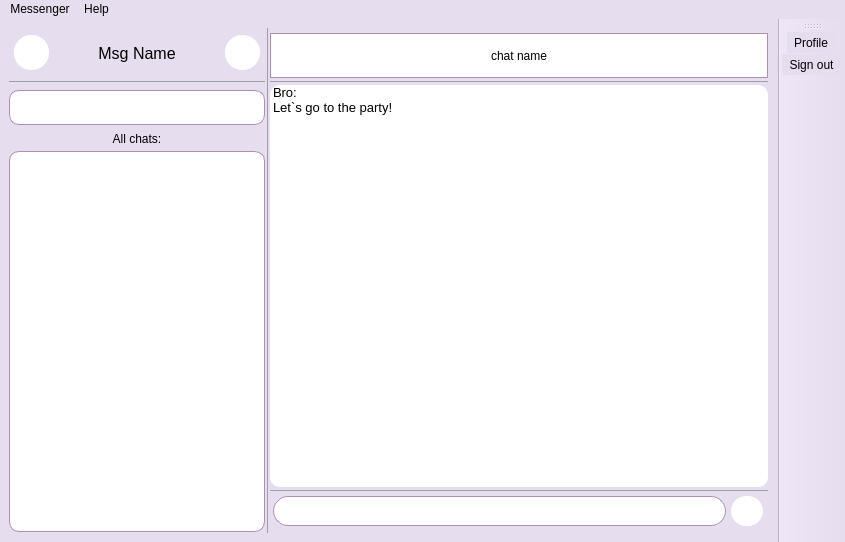
Above: messenger/mainwindow.ui from ita-social-projects/HTTP_Messenger_Client before the change. Below: the same form after it.
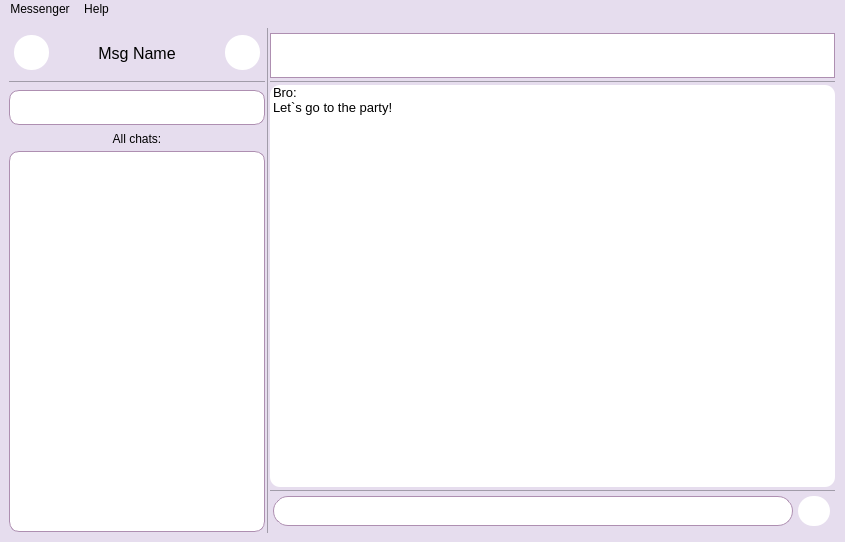
That is the form after the change. Icons and pictures are not drawn.

Commit message: Revert "Chat info"

```diff
--- a/messenger/mainwindow.ui
+++ b/messenger/mainwindow.ui
@@ -358,7 +358,7 @@
 border-color: rgb(174, 143, 177);</string>
              </property>
              <property name="text">
-              <string>chat name</string>
+              <string/>
              </property>
             </widget>
            </item>
@@ -580,19 +580,6 @@
    <addaction name="menuMessenger"/>
    <addaction name="menuAbout"/>
   </widget>
-  <widget class="QToolBar" name="toolBar">
-   <property name="windowTitle">
-    <string>toolBar</string>
-   </property>
-   <attribute name="toolBarArea">
-    <enum>RightToolBarArea</enum>
-   </attribute>
-   <attribute name="toolBarBreak">
-    <bool>false</bool>
-   </attribute>
-   <addaction name="actionProfile"/>
-   <addaction name="actionSign_out"/>
-  </widget>
   <action name="actionAbout">
    <property name="text">
     <string>About DevTeam</string>
```
Left out of the diff: 9 changed lines with no effect on the pictures. The commit also changes 16 other files.
